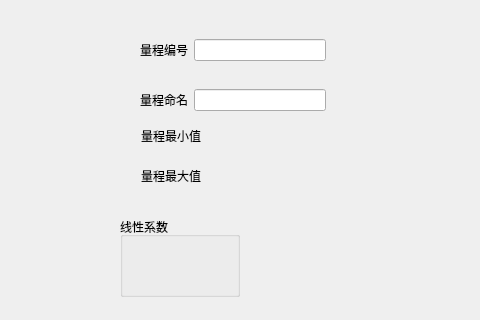
eth-from-zero/qzy-environmental-monitoring, file src/config_ui/qt/src/config/ui/variant_edit/measuringset/ve_me_measuringedit.ui: the form before one commit; both pictures show x 0 to 480 and y 93 to 413 of the 561 by 500 pixel window.
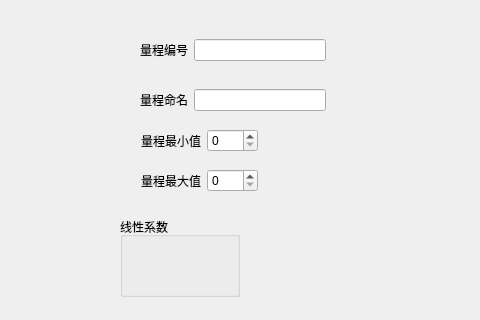
The form after the commit.

What changed in the file:
```diff
--- a/src/config_ui/qt/src/config/ui/variant_edit/measuringset/ve_me_measuringedit.ui
+++ b/src/config_ui/qt/src/config/ui/variant_edit/measuringset/ve_me_measuringedit.ui
@@ -70,31 +70,49 @@
     <string>线性系数</string>
    </property>
   </widget>
-  <widget class="QLabel" name="label_3">
+  <widget class="QWidget" name="">
    <property name="geometry">
     <rect>
      <x>141</x>
-     <y>221</y>
-     <width>67</width>
-     <height>16</height>
+     <y>220</y>
+     <width>117</width>
+     <height>27</height>
     </rect>
    </property>
-   <property name="text">
-    <string>量程最小值</string>
-   </property>
+   <layout class="QHBoxLayout" name="horizontalLayout_3">
+    <item>
+     <widget class="QLabel" name="label_3">
+      <property name="text">
+       <string>量程最小值</string>
+      </property>
+     </widget>
+    </item>
+    <item>
+     <widget class="QSpinBox" name="spinBox"/>
+    </item>
+   </layout>
   </widget>
-  <widget class="QLabel" name="label_4">
+  <widget class="QWidget" name="">
    <property name="geometry">
     <rect>
      <x>141</x>
-     <y>261</y>
-     <width>67</width>
-     <height>16</height>
+     <y>260</y>
+     <width>117</width>
+     <height>27</height>
     </rect>
    </property>
-   <property name="text">
-    <string>量程最大值</string>
-   </property>
+   <layout class="QHBoxLayout" name="horizontalLayout_4">
+    <item>
+     <widget class="QLabel" name="label_4">
+      <property name="text">
+       <string>量程最大值</string>
+      </property>
+     </widget>
+    </item>
+    <item>
+     <widget class="QSpinBox" name="spinBox_2"/>
+    </item>
+   </layout>
   </widget>
  </widget>
  <resources/>
```
